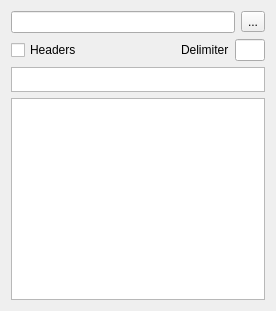
Before: the Qt Designer form transportationwb/corridor/alignment/tasks/import_alignment_task_panel.ui in joelgraff/freecad-transportation-wb, drawn with Qt 5.
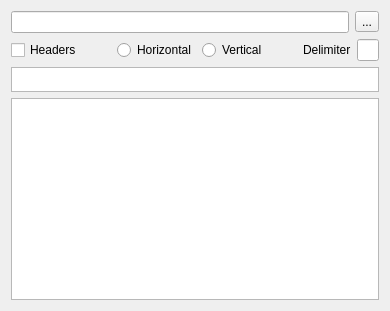
After: the same form once the commit is applied.

Commit message: started vertical alignment ui

Patch:
```diff
--- a/transportationwb/corridor/alignment/tasks/import_alignment_task_panel.ui
+++ b/transportationwb/corridor/alignment/tasks/import_alignment_task_panel.ui
@@ -6,7 +6,7 @@
    <rect>
     <x>0</x>
     <y>0</y>
-    <width>276</width>
+    <width>390</width>
     <height>311</height>
    </rect>
   </property>
@@ -63,6 +63,37 @@
        </property>
       </spacer>
      </item>
+     <item>
+      <layout class="QHBoxLayout" name="horizontalLayout_5">
+       <item>
+        <widget class="QRadioButton" name="Horizontal">
+         <property name="text">
+          <string>Horizontal</string>
+         </property>
+        </widget>
+       </item>
+       <item>
+        <widget class="QRadioButton" name="Vertical">
+         <property name="text">
+          <string>Vertical</string>
+         </property>
+        </widget>
+       </item>
+      </layout>
+     </item>
+     <item>
+      <spacer name="horizontalSpacer">
+       <property name="orientation">
+        <enum>Qt::Horizontal</enum>
+       </property>
+       <property name="sizeHint" stdset="0">
+        <size>
+         <width>40</width>
+         <height>20</height>
+        </size>
+       </property>
+      </spacer>
+     </item>
      <item>
       <widget class="QLabel" name="delimiter_label">
        <property name="text">
```
The commit also changes 1 other file.
